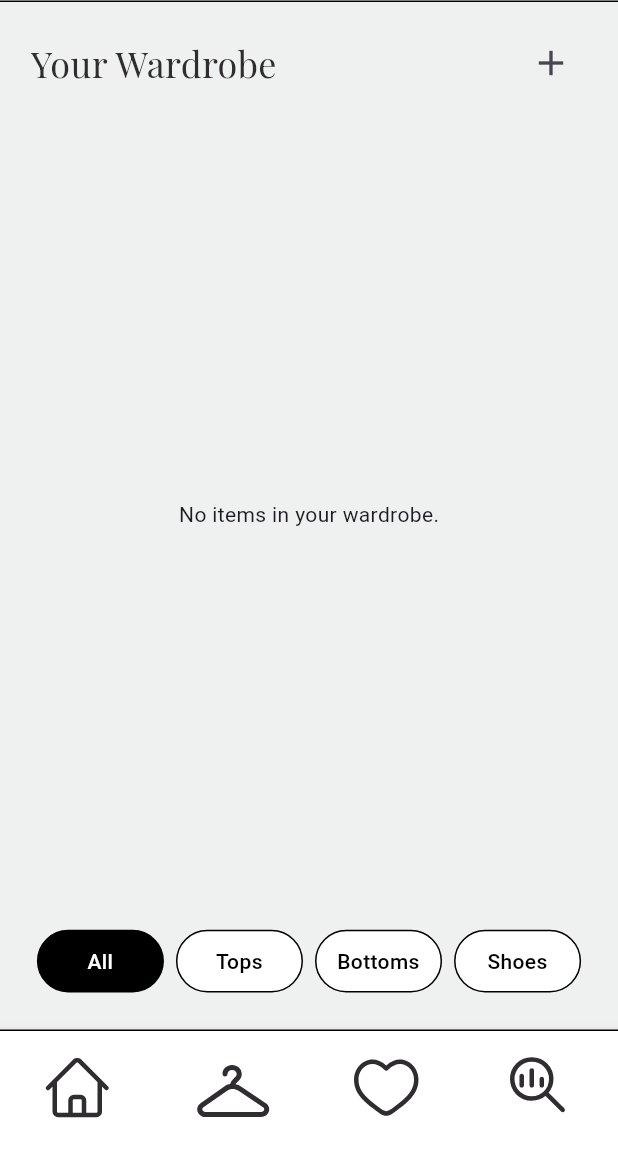
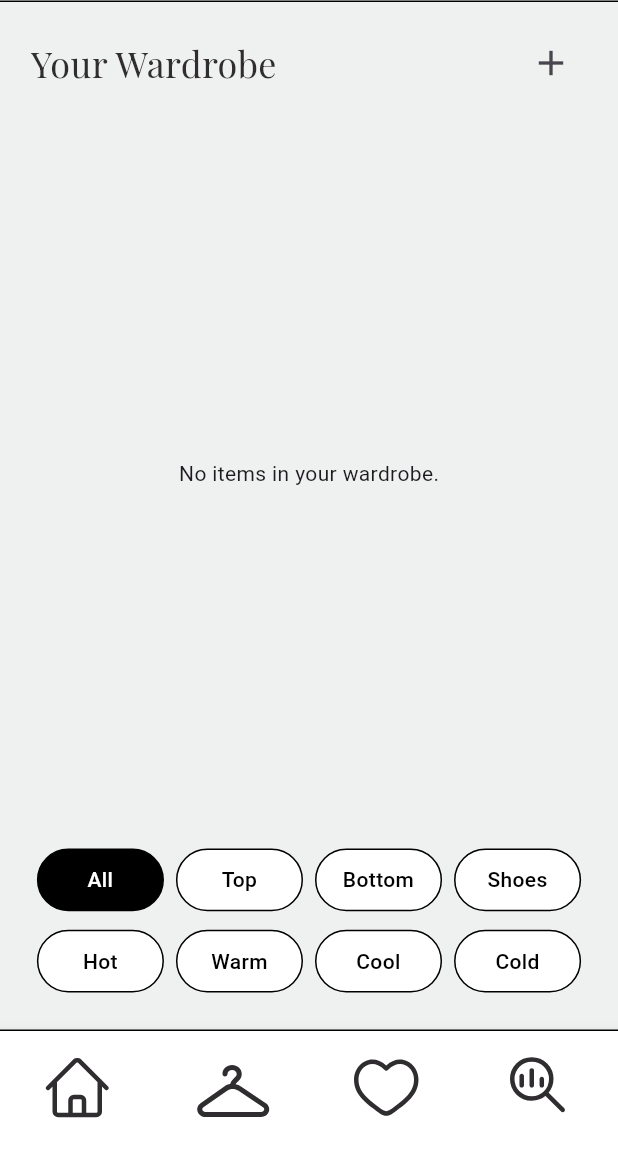
Before and after one commit to Stefania-P11/SWE-Project, a Flutter app: the screen it shows after launch, item 2 of the bottom bar chosen, on a phone screen of 412 x 824 dp, the part 82-1236 px from its top. Run offline on Flutter 3.47's test engine with Material 3 defaults, Android fonts, the phone set to English and light mode, and no system bars; our stand-ins replace cloud_firestore, firebase_core, flutter_svg, geocoding, geolocator, google_fonts and 1 more; missing offline and left inert: geolocator_android, geolocator_apple; accounts and stored records are empty.

Commit message:
Add filter button for temperature

```diff
--- a/lib/screens/closet_items_screen.dart
+++ b/lib/screens/closet_items_screen.dart
@@ -15,16 +15,11 @@ class ClosetItemsScreen extends StatefulWidget {
 }
 
 class _ClosetItemsScreenState extends State<ClosetItemsScreen> {
-  String selectedFilter = 'All'; // Default filter is set to "All"
-  final filters = ['All', 'Top', 'Bottom', 'Shoes']; // Available filter options
-
-  /// Map that associates Firebase category names with display names
-  final Map<String, String> filterLabels = {
-    'All': 'All',
-    'Top': 'Tops', // Firebase category "Top" -> Show "Tops"
-    'Bottom': 'Bottoms', // Firebase category "Bottom" -> Show "Bottoms"
-    'Shoes': 'Shoes',
-  };
+  // Define categories and temperatures within the class
+  static const List<String> categories = ['All', 'Top', 'Bottom', 'Shoes'];
+  static const List<String> temperatures = ['Hot', 'Warm', 'Cool', 'Cold'];
+  String selectedCateg = 'All';
+  String? selectedTemp; // No temperature is selected initially
 
   List<Item> _items = []; // List to store fetched items
   bool _isLoading = true; // Indicates whether items are being loaded
@@ -52,15 +47,14 @@ class _ClosetItemsScreenState extends State<ClosetItemsScreen> {
     }
   }
 
-  /// Filters items based on the selected category
+  /// Filters items based on the currently selected category and temperature filters
   /// TODO: Stefania move this to the proper file
   List<Item> getFilteredItems() {
-    if (selectedFilter == 'All') {
-      return _items; // Show all items if "All" is selected
-    } else {
-      // Return filtered items matching the selected category
-      return _items.where((item) => item.category == selectedFilter).toList();
-    }
+    return _items.where((item) {
+      final matchesCategory = selectedCateg == 'All' || item.category == selectedCateg;
+      final matchesTemperature = selectedTemp == null || item.weather.contains(selectedTemp);
+      return matchesCategory && matchesTemperature;
+    }).toList();
   }
 
   @override
@@ -171,15 +165,15 @@ class _ClosetItemsScreenState extends State<ClosetItemsScreen> {
                 SizedBox(height: screenHeight * 0.015),
                 Row(
                   mainAxisAlignment: MainAxisAlignment.spaceBetween,
-                  children: filters.map((filter) {
-                    final isSelected = selectedFilter == filter; // Check if filter is selected
+                  children: categories.map((category) { //map each category of item in categories list
+                    final isSelected = selectedCateg == category; // Check if filter is selected
                     return Expanded(
                       child: Padding(
                         padding: const EdgeInsets.symmetric(horizontal: 4),
                         child: GestureDetector(
                           onTap: () {
                             setState(() {
-                              selectedFilter = filter; // Update the selected filter
+                              selectedCateg = category; // Update the selected filter
                             });
                           },
                           child: Container(
@@ -192,7 +186,7 @@ class _ClosetItemsScreenState extends State<ClosetItemsScreen> {
                               border: Border.all(color: Colors.black), // Black border for all buttons
                             ),
                             child: Text(
-                              filterLabels[filter] ?? filter, // Show appropriate label for the filter
+                              category, // Show appropriate label for the filter
                               textAlign: TextAlign.center,
                               style: TextStyle(
                                 color: isSelected ? Colors.white : Colors.black, // Change text color based on selection
@@ -205,6 +199,45 @@ class _ClosetItemsScreenState extends State<ClosetItemsScreen> {
                     );
                   }).toList(),
                 ),
+              /// Filter Buttons to Filter Items by Temperature
+                SizedBox(height: screenHeight * 0.015),
+                Row(
+                  mainAxisAlignment: MainAxisAlignment.spaceBetween,
+                  children: temperatures.map((temperature) { ////map each temperature of item in temperature list
+                    final isSelected = selectedTemp == temperature; // Check if filter is selected
+                    return Expanded(
+                      child: Padding(
+                        padding: const EdgeInsets.symmetric(horizontal: 4),
+                        child: GestureDetector(
+                          onTap: () {
+                            setState(() {
+                              selectedTemp = isSelected ? null : temperature; // Update the selected filter
+                            });
+                          },
+                          child: Container(
+                            padding: EdgeInsets.symmetric(
+                              vertical: screenHeight * 0.012, // Add vertical padding to the button
+                            ),
+                            decoration: BoxDecoration(
+                              color: isSelected ? Colors.black : Colors.white, // Highlight selected filter
+                              borderRadius: BorderRadius.circular(30), // Rounded corners for buttons
+                              border: Border.all(color: Colors.black), // Black border for all buttons
+                            ),
+                            child: Text(
+                              temperature, // Show appropriate label for the filter
+                              textAlign: TextAlign.center,
+                              style: TextStyle(
+                                color: isSelected ? Colors.white : Colors.black, // Change text color based on selection
+                                fontWeight: FontWeight.w500,
+                              ),
+                            ),
+                          ),
+                        ),
+                      ),
+                    );
+                  }).toList(),
+                ),
+
 
                 SizedBox(height: screenHeight * 0.03),
               ],
```
Also changed, not shown: pubspec.lock.
